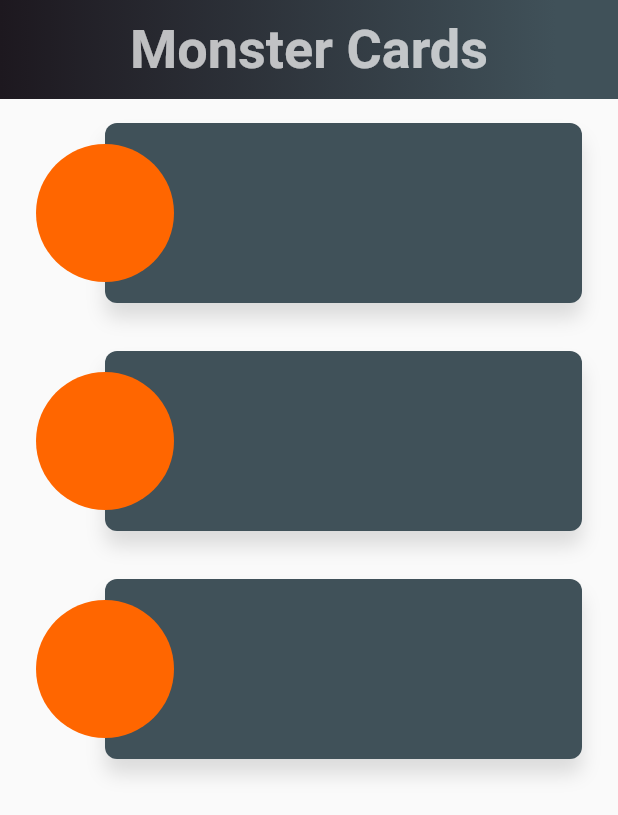
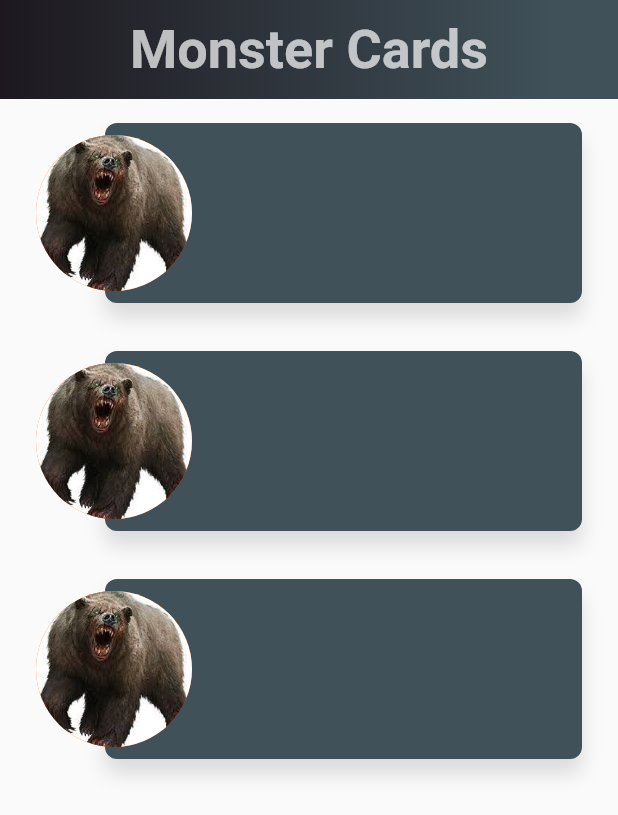
Before and after one commit to FlorianGFox/monster-cards, a Flutter app: the screen it shows after launch, on a phone screen of 412 x 824 dp. Shown: the top 815 px of the screen. Run offline on Flutter 3.47's test engine with Material 2 defaults, Android fonts, the phone set to English and light mode, and no system bars; our stand-ins replace bloc, dartz, equatable, get_it.

```diff
--- a/lib/core/styles/foxling_colors.dart
+++ b/lib/core/styles/foxling_colors.dart
@@ -1,3 +1,5 @@
+import 'dart:ui';
+
 import 'package:flutter/material.dart';
 
 class FoxlingColors {
--- a/lib/features/monster_cards/domain/entities/monster.dart
+++ b/lib/features/monster_cards/domain/entities/monster.dart
@@ -4,6 +4,10 @@ import 'package:flutter/foundation.dart';
 import 'ability.dart';
 import 'attribute.dart';
 import 'skill.dart';
+
+export 'ability.dart';
+export 'attribute.dart';
+export 'skill.dart';
 
 class Monster extends Equatable {
   final String group;
--- a/lib/features/monster_cards/presentation/widgets/home_body.dart
+++ b/lib/features/monster_cards/presentation/widgets/home_body.dart
@@ -1,4 +1,5 @@
 import 'package:flutter/material.dart';
+import '../../domain/entities/monster.dart';
 
 import 'monster_row.dart';
 
@@ -7,10 +8,50 @@ class HomeBody extends StatelessWidget {
   Widget build(BuildContext context) {
     return Column(
       children: <Widget>[
-        MonsterRow(),
-        MonsterRow(),
-        MonsterRow(),
+        MonsterRow(monster: monster),
+        MonsterRow(monster: monster),
+        MonsterRow(monster: monster),
       ],
     );
   }
 }
+
+//! TODO: Delete. This is just a dummy monster to design the monster card.
+Monster monster = Monster(
+  name: 'Bear',
+  description: '''This entry covers the larger ursines, such as
+                    grizzlies, Kodiaks, and polar bears. A favored
+                    tactic of all these bears is to grapple and bite
+                    with their fierce fangs.''',
+  attributes: [
+    Attribute(name: AttributeType.agility, value: 'd6'),
+    Attribute(name: AttributeType.smarts, value: 'd6'),
+    Attribute(name: AttributeType.spirit, value: 'd8'),
+    Attribute(name: AttributeType.strength, value: 'd12+2'),
+    Attribute(name: AttributeType.vigor, value: 'd12'),
+  ],
+  skills: [
+    Skill(name: 'Athletics', value: 'd8'),
+    Skill(name: 'Fighting', value: 'd8'),
+    Skill(name: 'Notice', value: 'd8'),
+    Skill(name: 'Stealth', value: 'd8'),
+  ],
+  pace: 8,
+  parry: 6,
+  toughness: 10,
+  edges: [
+    'Brute',
+  ],
+  abilities: [
+    Ability(
+      name: 'Bite/Claws',
+      description: 'Str+d6',
+    ),
+    Ability(
+      name: 'Size 2',
+      description: '''These creatures can stand up to 8′
+                        tall and weigh over 1,000 pounds.''',
+    ),
+  ],
+  imagePath: 'assets/images/bear.jpg',
+);
--- a/lib/features/monster_cards/presentation/widgets/monster_row.dart
+++ b/lib/features/monster_cards/presentation/widgets/monster_row.dart
@@ -1,13 +1,14 @@
 import 'package:flutter/material.dart';
 import 'package:monster_cards/core/styles/foxling_colors.dart';
 import 'package:monster_cards/features/monster_cards/domain/entities/monster.dart';
+import 'package:monster_cards/features/monster_cards/presentation/widgets/home_body.dart';
 
 class MonsterRow extends StatelessWidget {
   final Monster monster;
 
   const MonsterRow({
     Key key,
-    this.monster,
+    @required this.monster,
   }) : super(key: key);
 
   @override
@@ -34,8 +35,10 @@ class MonsterThumbnail extends StatelessWidget {
     return Container(
       alignment: FractionalOffset.centerLeft,
       child: CircleAvatar(
+        backgroundImage:
+            monster.imagePath.isNotEmpty ? AssetImage(monster.imagePath) : null,
         backgroundColor: FoxlingColors.orange,
-        radius: 46.0,
+        radius: 52.0,
       ),
     );
   }
```
